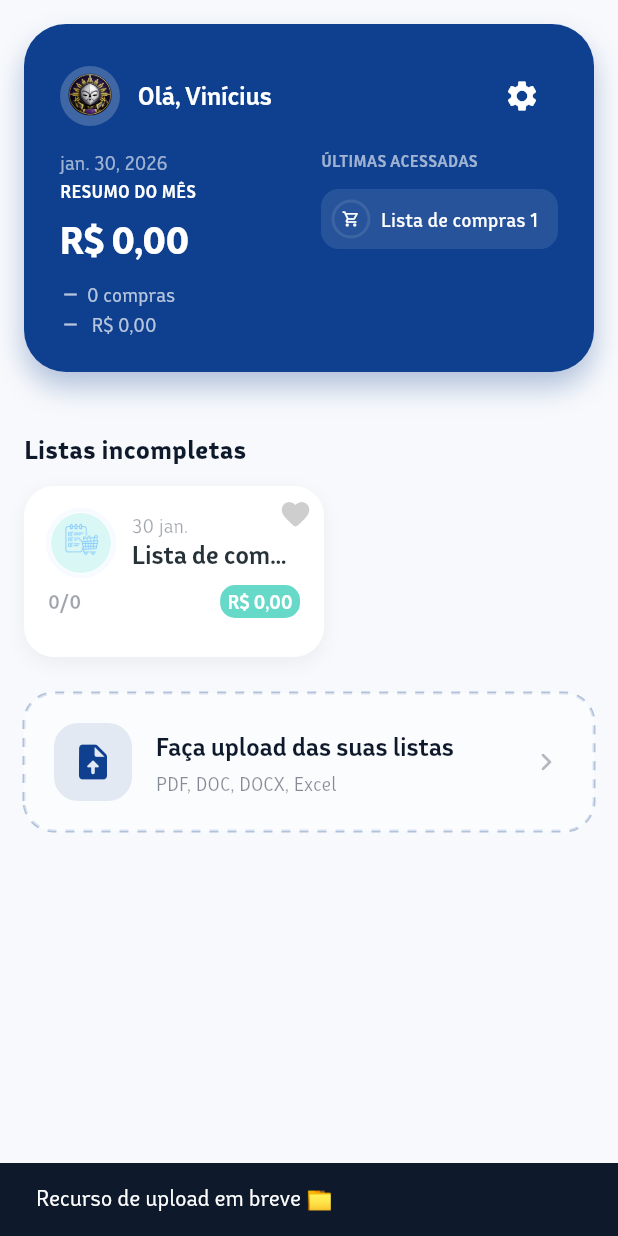
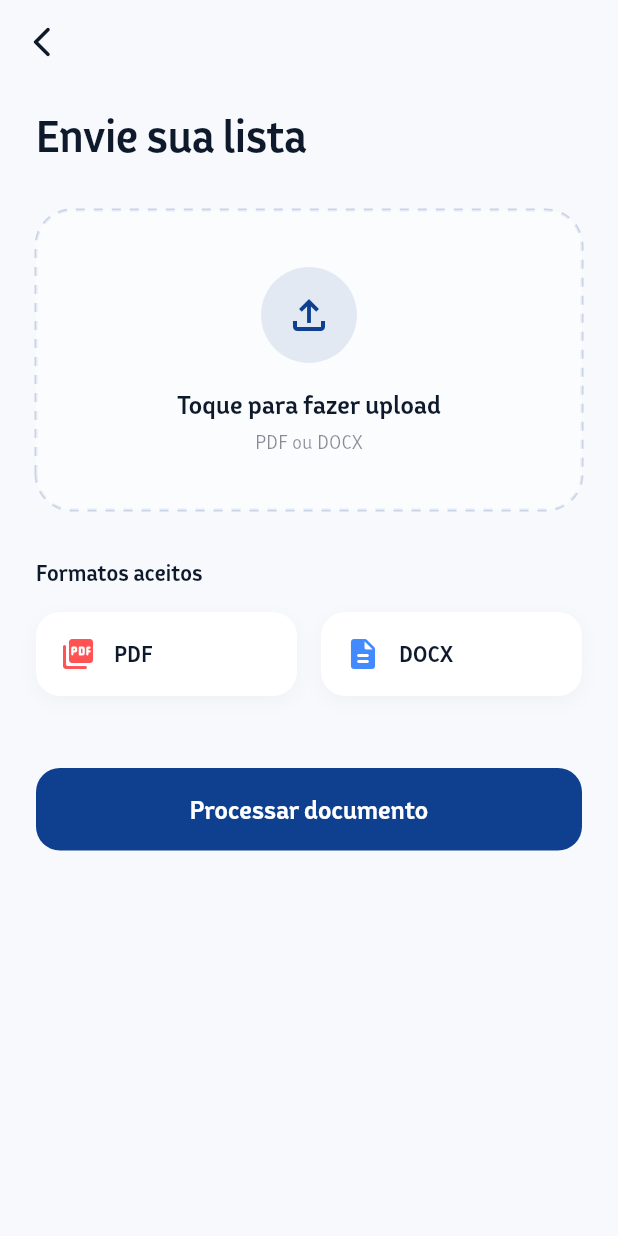
Before and after one commit to VViniLLima/checklist-app-flutter, a Flutter app: the HomeScreen screen opened directly, after a tap on "Faça upload das suas listas", on a phone screen of 412 x 824 dp. Run offline on Flutter 3.47's test engine with Material 3 defaults, Android fonts, the phone set to English and light mode, and no system bars; our stand-ins replace shared_preferences; accounts and stored records are empty.

Commit message:
Update: Create screen to send a file (mockup)

```diff
--- a/lib/features/shopping_list/screens/home_screen.dart
+++ b/lib/features/shopping_list/screens/home_screen.dart
@@ -1,4 +1,5 @@
 import 'package:checklist_app/features/shopping_list/screens/settings_screen.dart';
+import 'package:checklist_app/features/shopping_list/screens/send_file_screen.dart';
 import 'package:flutter/material.dart';
 import 'dart:ui';
 import 'package:provider/provider.dart';
@@ -507,14 +508,9 @@ class _HomeScreenState extends State<HomeScreen> {
   }
 
   void _onUploadTap(BuildContext context) {
-    ScaffoldMessenger.of(context).showSnackBar(
-      const SnackBar(
-        content: Text('Recurso de upload em breve 📁'),
-        duration: Duration(seconds: 2),
-      ),
-    );
-    // Placeholder for future file picker integration:
-    // final result = await FilePicker.platform.pickFiles();
+    Navigator.of(
+      context,
+    ).push(MaterialPageRoute(builder: (context) => const SendFileScreen()));
   }
 
   Widget _buildUploadSection(BuildContext context) {
--- /dev/null
+++ b/lib/features/shopping_list/screens/send_file_screen.dart
@@ -0,0 +1,310 @@
+import 'package:flutter/material.dart';
+import 'dart:ui';
+
+class SendFileScreen extends StatefulWidget {
+  const SendFileScreen({super.key});
+
+  @override
+  State<SendFileScreen> createState() => _SendFileScreenState();
+}
+
+class _SendFileScreenState extends State<SendFileScreen> {
+  String? _selectedFileName; // For future readiness
+
+  void _onPickFileTap(BuildContext context) {
+    // Stub for future file picker integration
+    ScaffoldMessenger.of(context).showSnackBar(
+      const SnackBar(
+        content: Text('Upload em breve 📂'),
+        duration: Duration(seconds: 2),
+      ),
+    );
+    // Integration point:
+    // final result = await FilePicker.platform.pickFiles(
+    //   type: FileType.custom,
+    //   allowedExtensions: ['pdf', 'docx'],
+    // );
+    // if (result != null) setState(() => _selectedFileName = result.files.single.name);
+  }
+
+  void _onProcessDocument(BuildContext context) {
+    // Stub for future document processing integration
+    ScaffoldMessenger.of(context).showSnackBar(
+      const SnackBar(
+        content: Text('Processamento em breve ⚙️'),
+        duration: Duration(seconds: 2),
+      ),
+    );
+  }
+
+  @override
+  Widget build(BuildContext context) {
+    final theme = Theme.of(context);
+    final colorScheme = theme.colorScheme;
+    final textTheme = theme.textTheme;
+
+    return Scaffold(
+      backgroundColor: colorScheme.background,
+      appBar: AppBar(
+        backgroundColor: Colors.transparent,
+        elevation: 0,
+        leading: IconButton(
+          icon: Icon(
+            Icons.arrow_back_ios_new_rounded,
+            color: colorScheme.onBackground,
+          ),
+          onPressed: () => Navigator.of(context).pop(),
+        ),
+      ),
+      body: SafeArea(
+        child: SingleChildScrollView(
+          padding: const EdgeInsets.symmetric(horizontal: 24.0),
+          child: Column(
+            crossAxisAlignment: CrossAxisAlignment.start,
+            children: [
+              const SizedBox(height: 16),
+              // Title
+              Text(
+                'Envie sua lista',
+                style: textTheme.headlineMedium?.copyWith(
+                  fontWeight: FontWeight.bold,
+                  color: colorScheme.onBackground,
+                ),
+              ),
+              const SizedBox(height: 32),
+
+              // Upload Area
+              _UploadDropzone(
+                onTap: () => _onPickFileTap(context),
+                selectedFileName: _selectedFileName,
+              ),
+
+              const SizedBox(height: 32),
+
+              // Formatos aceitos section
+              Text(
+                'Formatos aceitos',
+                style: textTheme.titleSmall?.copyWith(
+                  fontWeight: FontWeight.bold,
+                  color: colorScheme.onBackground,
+                ),
+              ),
+              const SizedBox(height: 16),
+              const Row(
+                children: [
+                  Expanded(
+                    child: _AcceptedFormatCard(
+                      label: 'PDF',
+                      icon: Icons.picture_as_pdf_rounded,
+                      iconColor: Colors.redAccent,
+                    ),
+                  ),
+                  SizedBox(width: 16),
+                  Expanded(
+                    child: _AcceptedFormatCard(
+                      label: 'DOCX',
+                      icon: Icons.description_rounded,
+                      iconColor: Colors.blueAccent,
+                    ),
+                  ),
+                ],
+              ),
+
+              const SizedBox(height: 48),
+
+              // Bottom Button
+              SizedBox(
+                width: double.infinity,
+                child: ElevatedButton(
+                  onPressed: () => _onProcessDocument(context),
+                  style: ElevatedButton.styleFrom(
+                    backgroundColor: colorScheme.primary,
+                    foregroundColor: colorScheme.onPrimary,
+                    padding: const EdgeInsets.symmetric(vertical: 16),
+                    shape: RoundedRectangleBorder(
+                      borderRadius: BorderRadius.circular(16),
+                    ),
+                    elevation: 0,
+                  ),
+                  child: const Text(
+                    'Processar documento',
+                    style: TextStyle(fontSize: 16, fontWeight: FontWeight.bold),
+                  ),
+                ),
+              ),
+              const SizedBox(height: 24),
+            ],
+          ),
+        ),
+      ),
+    );
+  }
+}
+
+class _UploadDropzone extends StatelessWidget {
+  final VoidCallback onTap;
+  final String? selectedFileName;
+
+  const _UploadDropzone({required this.onTap, this.selectedFileName});
+
+  @override
+  Widget build(BuildContext context) {
+    final theme = Theme.of(context);
+    final colorScheme = theme.colorScheme;
+    final textTheme = theme.textTheme;
+
+    return InkWell(
+      onTap: onTap,
+      borderRadius: BorderRadius.circular(24),
+      child: CustomPaint(
+        painter: _DashedBorderPainter(
+          color: colorScheme.primary.withOpacity(0.2),
+          strokeWidth: 2,
+          gap: 6,
+          dash: 6,
+          radius: 24,
+        ),
+        child: Container(
+          width: double.infinity,
+          height: 200,
+          decoration: BoxDecoration(
+            color: colorScheme.surface.withOpacity(0.5),
+            borderRadius: BorderRadius.circular(24),
+          ),
+          child: Column(
+            mainAxisAlignment: MainAxisAlignment.center,
+            children: [
+              Container(
+                padding: const EdgeInsets.all(16),
+                decoration: BoxDecoration(
+                  color: colorScheme.primary.withOpacity(0.1),
+                  shape: BoxShape.circle,
+                ),
+                child: Icon(
+                  Icons.file_upload_outlined,
+                  color: colorScheme.primary,
+                  size: 32,
+                ),
+              ),
+              const SizedBox(height: 16),
+              Text(
+                selectedFileName ?? 'Toque para fazer upload',
+                style: textTheme.titleMedium?.copyWith(
+                  fontWeight: FontWeight.bold,
+                  color: colorScheme.onSurface,
+                ),
+              ),
+              const SizedBox(height: 4),
+              Text(
+                'PDF ou DOCX',
+                style: textTheme.bodySmall?.copyWith(
+                  color: colorScheme.onSurface.withOpacity(0.5),
+                ),
+              ),
+            ],
+          ),
+        ),
+      ),
+    );
+  }
+}
+
+class _AcceptedFormatCard extends StatelessWidget {
+  final String label;
+  final IconData icon;
+  final Color iconColor;
+
+  const _AcceptedFormatCard({
+    required this.label,
+    required this.icon,
+    required this.iconColor,
+  });
+
+  @override
+  Widget build(BuildContext context) {
+    final theme = Theme.of(context);
+    final colorScheme = theme.colorScheme;
+    final textTheme = theme.textTheme;
+
+    return Container(
+      padding: const EdgeInsets.all(16),
+      decoration: BoxDecoration(
+        color: colorScheme.surface,
+        borderRadius: BorderRadius.circular(16),
+        boxShadow: [
+          BoxShadow(
+            color: Colors.black.withOpacity(0.03),
+            blurRadius: 10,
+            offset: const Offset(0, 4),
+          ),
+        ],
+      ),
+      child: Row(
+        children: [
+          Icon(icon, color: iconColor, size: 24),
+          const SizedBox(width: 12),
+          Text(
+            label,
+            style: textTheme.bodyMedium?.copyWith(
+              fontWeight: FontWeight.w600,
+              color: colorScheme.onSurface,
+            ),
+          ),
+        ],
+      ),
+    );
+  }
+}
+
+class _DashedBorderPainter extends CustomPainter {
+  final Color color;
+  final double strokeWidth;
+  final double gap;
+  final double dash;
+  final double radius;
+
+  _DashedBorderPainter({
+    required this.color,
+    this.strokeWidth = 1.0,
+    this.gap = 5.0,
+    this.dash = 5.0,
+    this.radius = 0.0,
+  });
+
+  @override
+  void paint(Canvas canvas, Size size) {
+    final Paint paint = Paint()
+      ..color = color
+      ..strokeWidth = strokeWidth
+      ..style = PaintingStyle.stroke;
+
+    final Path path = Path()
+      ..addRRect(
+        RRect.fromRectAndRadius(
+          Rect.fromLTWH(0, 0, size.width, size.height),
+          Radius.circular(radius),
+        ),
+      );
+
+    final Path dashedPath = Path();
+    for (final PathMetric metric in path.computeMetrics()) {
+      double distance = 0.0;
+      while (distance < metric.length) {
+        dashedPath.addPath(
+          metric.extractPath(distance, distance + dash),
+          Offset.zero,
+        );
+        distance += dash + gap;
+      }
+    }
+    canvas.drawPath(dashedPath, paint);
+  }
+
+  @override
+  bool shouldRepaint(_DashedBorderPainter oldDelegate) =>
+      oldDelegate.color != color ||
+      oldDelegate.strokeWidth != strokeWidth ||
+      oldDelegate.gap != gap ||
+      oldDelegate.dash != dash ||
+      oldDelegate.radius != radius;
+}
```
